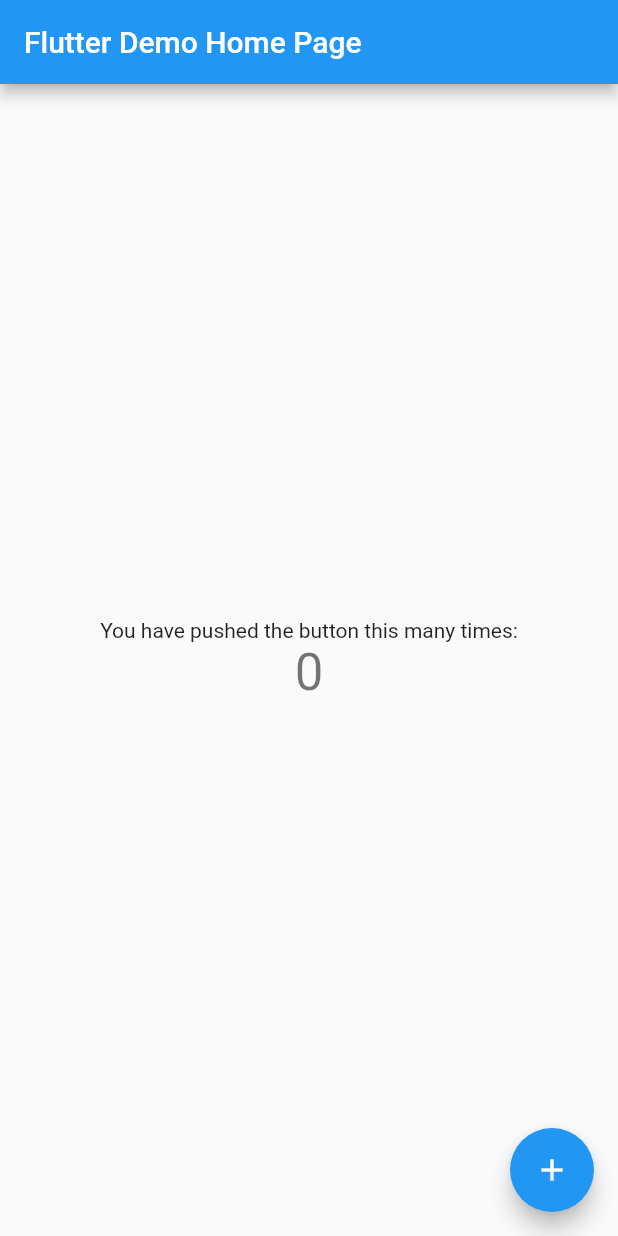
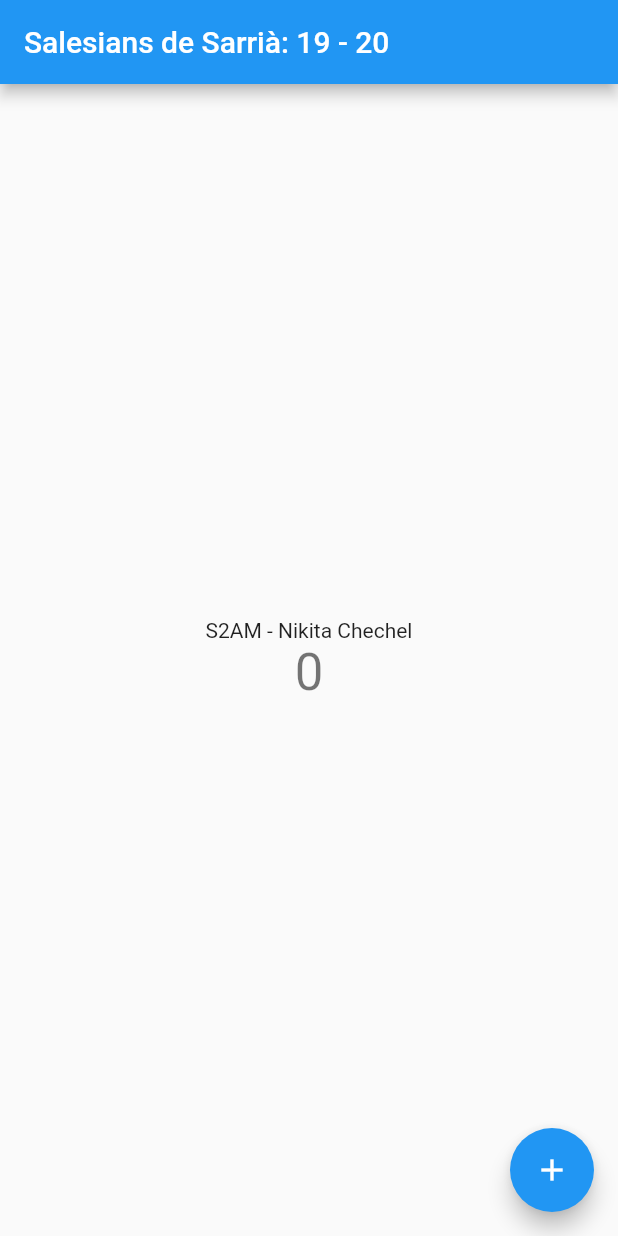
Before and after one commit to g2nik/Apk, a Flutter app: the screen it shows after launch, on a phone screen of 412 x 824 dp. Run offline on Flutter 3.47's test engine with Material 2 defaults, Android fonts, the phone set to English and light mode, and no system bars.

Commit message:
Title updated and main commented

```diff
--- a/apk/lib/main.dart
+++ b/apk/lib/main.dart
@@ -1,105 +1,94 @@
+//Importing material.dart allows us to use predefined widgets and material design elements
 import 'package:flutter/material.dart';
 
+//main() is the function that is always executed by default
+//Here it uses the runApp() method to run the MyApp widget
 void main() {
   runApp(MyApp());
 }
 
+//MyApp is a stateless widget, which means it's state doesn't change
 class MyApp extends StatelessWidget {
-  // This widget is the root of your application.
+
+  //It's build function is what it returns when called
   @override
   Widget build(BuildContext context) {
+    //Here a MaterialApp widget is returned
+    //This widget allows us to inside it certain elements common when designing an app
     return MaterialApp(
+      //Inside widgets we have properties, like title or theme in this case
+      //These properties can take different values, which range from simple variables to widgets
+
+      //Title is the name of the app itself, here we simply use a string as a value
       title: 'Flutter Demo',
+
+      //Theme indicates which color themes and other display configuration to use and in this case we use a widget
       theme: ThemeData(
-        // This is the theme of your application.
-        //
-        // Try running your application with "flutter run". You'll see the
-        // application has a blue toolbar. Then, without quitting the app, try
-        // changing the primarySwatch below to Colors.green and then invoke
-        // "hot reload" (press "r" in the console where you ran "flutter run",
-        // or simply save your changes to "hot reload" in a Flutter IDE).
-        // Notice that the counter didn't reset back to zero; the application
-        // is not restarted.
         primarySwatch: Colors.blue,
-        // This makes the visual density adapt to the platform that you run
-        // the app on. For desktop platforms, the controls will be smaller and
-        // closer together (more dense) than on mobile platforms.
         visualDensity: VisualDensity.adaptivePlatformDensity,
       ),
-      home: MyHomePage(title: 'Flutter Demo Home Page'),
+
+      //Inside home we call another widget and we pass it a parameter called title
+      home: MyHomePage(title: 'Salesians de Sarrià: 19 - 20'),
     );
   }
 }
 
+//This widget is stateful, meaning it can change its state with the setState() function, which triggers the build() function
+//The build function "draws" or "displays" what's inside
+//Stateful widgets consist of 2 parts: the widget and a state
 class MyHomePage extends StatefulWidget {
+
+  //Here we indicate that the title we pass a paremeter will be the vaule title specified inside this class
   MyHomePage({Key key, this.title}) : super(key: key);
 
-  // This widget is the home page of your application. It is stateful, meaning
-  // that it has a State object (defined below) that contains fields that affect
-  // how it looks.
-
-  // This class is the configuration for the state. It holds the values (in this
-  // case the title) provided by the parent (in this case the App widget) and
-  // used by the build method of the State. Fields in a Widget subclass are
-  // always marked "final".
-
+  //And here we will store the value of the title
   final String title;
 
+  //The following line calls a state related to this widget
   @override
   _MyHomePageState createState() => _MyHomePageState();
 }
 
 class _MyHomePageState extends State<MyHomePage> {
+  //We declare an int (preceded by _ to indicate it's private) which we'll use as a counter
   int _counter = 0;
 
+  //The following function just calls the setState() function to "redraw" or update the widget and increase the counter value
+  //If we were to execute this without the setState() the value itself would increment, but we would not see any changes
   void _incrementCounter() {
     setState(() {
-      // This call to setState tells the Flutter framework that something has
-      // changed in this State, which causes it to rerun the build method below
-      // so that the display can reflect the updated values. If we changed
-      // _counter without calling setState(), then the build method would not be
-      // called again, and so nothing would appear to happen.
       _counter++;
     });
   }
 
+  //The build function
   @override
   Widget build(BuildContext context) {
-    // This method is rerun every time setState is called, for instance as done
-    // by the _incrementCounter method above.
-    //
-    // The Flutter framework has been optimized to make rerunning build methods
-    // fast, so that you can just rebuild anything that needs updating rather
-    // than having to individually change instances of widgets.
+    //Scaffold is like a template to go with, which includes an appbar and a body for the app
     return Scaffold(
+
+      //Here we return the blue bar that can be seen on top and it uses as a title the parameter we passed from the MyApp widget
       appBar: AppBar(
-        // Here we take the value from the MyHomePage object that was created by
-        // the App.build method, and use it to set our appbar title.
         title: Text(widget.title),
       ),
+
+      //Here starts the content, with a Center widget that, well, centers the content inside
       body: Center(
-        // Center is a layout widget. It takes a single child and positions it
-        // in the middle of the parent.
+        //Then we use a Column widget because it can contain multiple widgets inside
+        //When specifying the children property we often use a list of widgets
+
         child: Column(
-          // Column is also a layout widget. It takes a list of children and
-          // arranges them vertically. By default, it sizes itself to fit its
-          // children horizontally, and tries to be as tall as its parent.
-          //
-          // Invoke "debug painting" (press "p" in the console, choose the
-          // "Toggle Debug Paint" action from the Flutter Inspector in Android
-          // Studio, or the "Toggle Debug Paint" command in Visual Studio Code)
-          // to see the wireframe for each widget.
-          //
-          // Column has various properties to control how it sizes itself and
-          // how it positions its children. Here we use mainAxisAlignment to
-          // center the children vertically; the main axis here is the vertical
-          // axis because Columns are vertical (the cross axis would be
-          // horizontal).
+          //The mainAxis is a property that depens on the parent, in this case it means the vertical axis
+          //And when sepcifying this axis we can set the alignment of the elements in that axis
+          //In case of a row the mainAxis would be horizontal
           mainAxisAlignment: MainAxisAlignment.center,
           children: <Widget>[
+            //Here we simply display a text
             Text(
-              'You have pushed the button this many times:',
+              'S2AM - Nikita Chechel',
             ),
+            //And here we display the value of the counter variable
             Text(
               '$_counter',
               style: Theme.of(context).textTheme.headline4,
@@ -107,11 +96,13 @@ class _MyHomePageState extends State<MyHomePage> {
           ],
         ),
       ),
+
+      //This widget is located at the bottom-right side and, when tapped, it calls the _incrementCounter() function
       floatingActionButton: FloatingActionButton(
         onPressed: _incrementCounter,
         tooltip: 'Increment',
         child: Icon(Icons.add),
-      ), // This trailing comma makes auto-formatting nicer for build methods.
+      ),
     );
   }
 }
```
